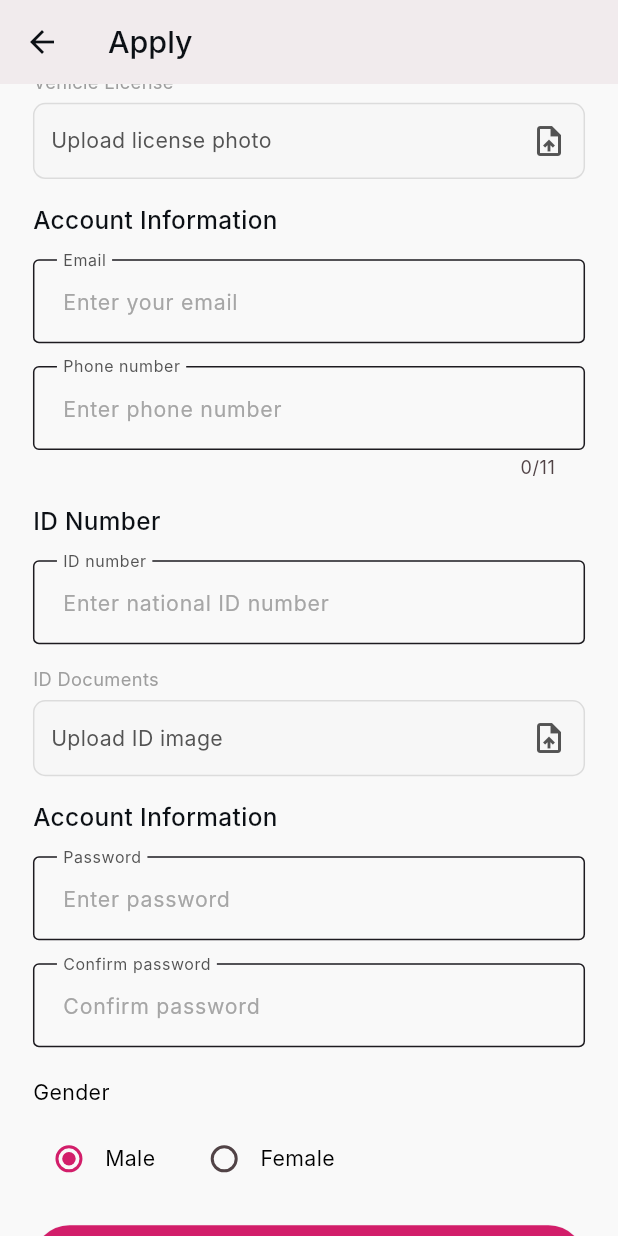
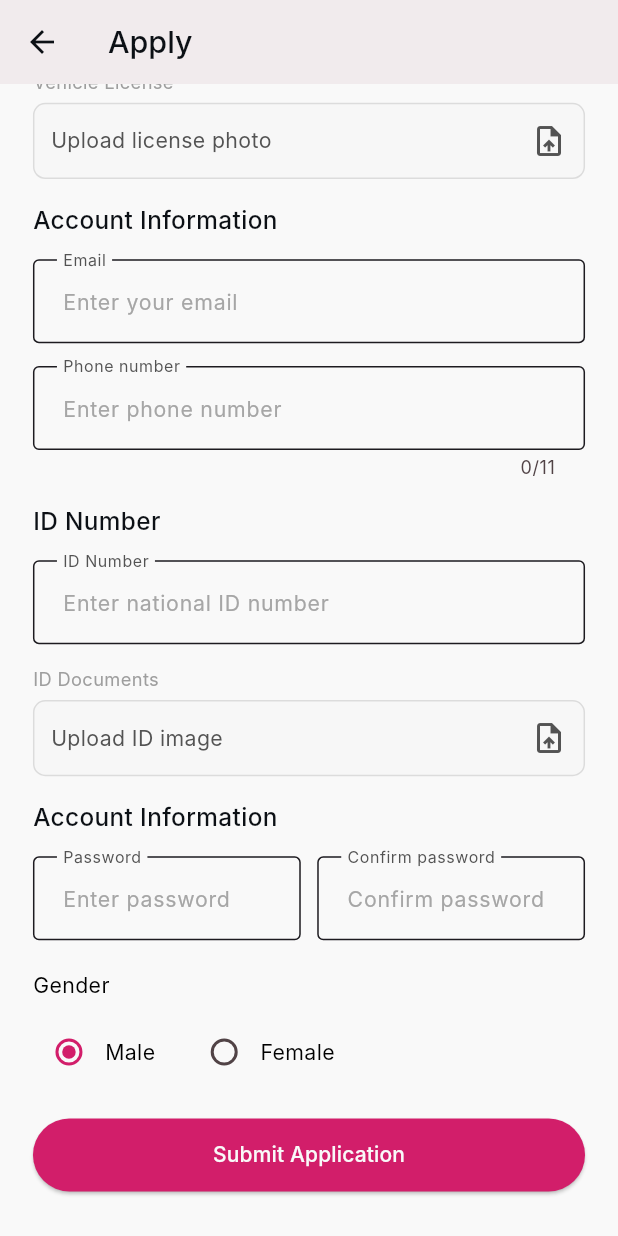
Before and after one commit to team-4-elevate/flowery_rider, a Flutter app: the ApplyPage screen opened by its route, scrolled down 550 dp, on a phone screen of 412 x 824 dp. Run offline on Flutter 3.47's test engine with Material 3 defaults, Android fonts, the phone set to English and light mode, and no system bars; our stand-ins replace bloc, dio, easy_localization, either_dart, equatable, flutter_bloc and 12 more; missing offline and left inert: otp_resend_timer; accounts and stored records are empty; generated files the repository leaves out were written again; Roboto replaces fonts that are missing (Inter).

Commit message:
done_apply_localization

```diff
--- a/lib/features/auth/presentation/apply/pages/apply_page.dart
+++ b/lib/features/auth/presentation/apply/pages/apply_page.dart
@@ -227,7 +227,7 @@ class _ApplyPageState extends State<ApplyPage> {
                   // ------------------------------------- Header
                   SizedBox(height: 10.h),
                   Text(
-                    'Welcome!!',
+                    LocaleKeys.auth_apply_welcome.tr(),
                     style: getMediumStyle(
                       fontSize: 20.sp,
                       color: Colors.black,
@@ -235,7 +235,7 @@ class _ApplyPageState extends State<ApplyPage> {
                   ),
                   SizedBox(height: 5.h),
                   Text(
-                    'You want to be a delivery man?\nJoin our team',
+                    LocaleKeys.auth_apply_join_team.tr(),
                     style: getRegularStyle(
                       fontSize: 14.sp,
                       color: Colors.grey,
@@ -283,8 +283,8 @@ class _ApplyPageState extends State<ApplyPage> {
 // ----------------------------------------------------------- country dropdown
   Widget _buildCountryDropdown() {
     return SearchableDropdownField<Country>(
-      label: 'Country',
-      hint: 'Search country',
+      label: LocaleKeys.auth_apply_country.tr(),
+      hint: LocaleKeys.auth_apply_search_country.tr(),
       value: _selectedCountry,
       items: _countries,
       displayStringForOption: (Country country) => country.name,
@@ -317,14 +317,23 @@ class _ApplyPageState extends State<ApplyPage> {
 
 //----------------------------------------------------------- first and last name
   Widget _buildPersonalInfoSection() {
-    return FormSection(
-      title: LocaleKeys.auth_apply_account_information.tr(),
+    return Column(
+      crossAxisAlignment: CrossAxisAlignment.start,
       children: [
+        Text(
+          LocaleKeys.auth_apply_account_information.tr(),
+          style: getMediumStyle(
+            fontSize: 16.sp,
+            color: AppColors.black,
+          ),
+        ),
+        SizedBox(height: 15.h),
+
         ///first name
         TextFormField(
           decoration: InputDecoration(
-            hintText: 'Enter first legal name',
-            labelText: 'first legal name',
+            hintText: LocaleKeys.auth_apply_first_name_hint.tr(),
+            labelText: LocaleKeys.auth_apply_first_name.tr(),
             floatingLabelBehavior: FloatingLabelBehavior.always,
           ),
           autovalidateMode: AutovalidateMode.onUserInteraction,
@@ -332,12 +341,13 @@ class _ApplyPageState extends State<ApplyPage> {
           validator: Validator.firstNameValidation,
           keyboardType: TextInputType.name,
         ),
+        SizedBox(height: 15.h),
 
         ///second name
         TextFormField(
           decoration: InputDecoration(
-            hintText: 'Enter Second legal name',
-            labelText: 'Second legal name',
+            hintText: LocaleKeys.auth_apply_last_name_hint.tr(),
+            labelText: LocaleKeys.auth_apply_last_name.tr(),
             floatingLabelBehavior: FloatingLabelBehavior.always,
           ),
           autovalidateMode: AutovalidateMode.onUserInteraction,
@@ -351,9 +361,18 @@ class _ApplyPageState extends State<ApplyPage> {
 
 //----------------------------------------------------------- vehicle info
   Widget _buildVehicleInfoSection() {
-    return FormSection(
-      title: LocaleKeys.auth_apply_vehicle_information.tr(),
+    return Column(
+      crossAxisAlignment: CrossAxisAlignment.start,
       children: [
+        Text(
+          LocaleKeys.auth_apply_vehicle_information.tr(),
+          style: getMediumStyle(
+            fontSize: 16.sp,
+            color: AppColors.black,
+          ),
+        ),
+        SizedBox(height: 15.h),
+
         VehicleTypeDropdown(
           selectedValue: _selectedVehicleType,
           onChanged: (String? newValue) {
@@ -368,10 +387,12 @@ class _ApplyPageState extends State<ApplyPage> {
               .toList(),
           hintText: LocaleKeys.auth_apply_select_vehicle_type.tr(),
         ),
+        SizedBox(height: 15.h),
+
         TextFormField(
           decoration: InputDecoration(
-            hintText: 'Enter vehicle number',
-            labelText: 'Vehicle number',
+            hintText: LocaleKeys.auth_apply_vehicle_number_hint.tr(),
+            labelText: LocaleKeys.auth_apply_vehicle_number.tr(),
             floatingLabelBehavior: FloatingLabelBehavior.always,
           ),
           autovalidateMode: AutovalidateMode.onUserInteraction,
@@ -379,9 +400,11 @@ class _ApplyPageState extends State<ApplyPage> {
           validator: Validator.validateVehicleNumber,
           keyboardType: TextInputType.text,
         ),
+        SizedBox(height: 15.h),
+
         UploadField(
-          label: 'Vehicle License',
-          hintText: 'Upload license photo',
+          label: LocaleKeys.auth_apply_vehicle_license.tr(),
+          hintText: LocaleKeys.auth_apply_vehicle_license_hint.tr(),
           file: _licensePhoto,
           files: _licensePhotos,
           onTap: () => _pickImage(true),
@@ -394,13 +417,22 @@ class _ApplyPageState extends State<ApplyPage> {
 
 //----------------------------------------------------------- email and phone
   Widget _buildEmailAndPhoneSection() {
-    return FormSection(
-      title: LocaleKeys.auth_apply_account_information.tr(),
+    return Column(
+      crossAxisAlignment: CrossAxisAlignment.start,
       children: [
+        Text(
+          LocaleKeys.auth_apply_account_information.tr(),
+          style: getMediumStyle(
+            fontSize: 16.sp,
+            color: AppColors.black,
+          ),
+        ),
+        SizedBox(height: 15.h),
+
         TextFormField(
           decoration: InputDecoration(
-            hintText: 'Enter your email',
-            labelText: 'Email',
+            hintText: LocaleKeys.auth_apply_email_hint.tr(),
+            labelText: LocaleKeys.auth_apply_email.tr(),
             floatingLabelBehavior: FloatingLabelBehavior.always,
           ),
           autovalidateMode: AutovalidateMode.onUserInteraction,
@@ -408,10 +440,12 @@ class _ApplyPageState extends State<ApplyPage> {
           validator: Validator.emailValidate,
           keyboardType: TextInputType.emailAddress,
         ),
+        SizedBox(height: 15.h),
+
         TextFormField(
           decoration: InputDecoration(
-            hintText: 'Enter phone number',
-            labelText: 'Phone number',
+            hintText: LocaleKeys.auth_apply_phone_number_hint.tr(),
+            labelText: LocaleKeys.auth_apply_phone_number.tr(),
             floatingLabelBehavior: FloatingLabelBehavior.always,
           ),
           autovalidateMode: AutovalidateMode.onUserInteraction,
@@ -429,13 +463,22 @@ class _ApplyPageState extends State<ApplyPage> {
 
 //----------------------------------------------------------- ID info
   Widget _buildIdInfoSection() {
-    return FormSection(
-      title: LocaleKeys.auth_apply_id_number.tr(),
+    return Column(
+      crossAxisAlignment: CrossAxisAlignment.start,
       children: [
+        Text(
+          LocaleKeys.auth_apply_id_number.tr(),
+          style: getMediumStyle(
+            fontSize: 16.sp,
+            color: AppColors.black,
+          ),
+        ),
+        SizedBox(height: 15.h),
+
         TextFormField(
           decoration: InputDecoration(
-            hintText: 'Enter national ID number',
-            labelText: 'ID number',
+            hintText: LocaleKeys.auth_apply_id_hint.tr(),
+            labelText: LocaleKeys.auth_apply_id_number.tr(),
             floatingLabelBehavior: FloatingLabelBehavior.always,
           ),
           autovalidateMode: AutovalidateMode.onUserInteraction,
@@ -443,9 +486,11 @@ class _ApplyPageState extends State<ApplyPage> {
           validator: Validator.validateRequired,
           keyboardType: TextInputType.number,
         ),
+        SizedBox(height: 15.h),
+
         UploadField(
-          label: 'ID Documents',
-          hintText: 'Upload ID image',
+          label: LocaleKeys.auth_apply_id_docs.tr(),
+          hintText: LocaleKeys.auth_apply_id_image_hint.tr(),
           file: _idPhoto,
           files: _idPhotos,
           onTap: () => _pickImage(false),
@@ -458,14 +503,26 @@ class _ApplyPageState extends State<ApplyPage> {
 
 //----------------------------------------------------------- password and confirm password
   Widget _buildAccountInfoSection() {
-    return FormSection(
-      title: LocaleKeys.auth_apply_account_information.tr(),
+    return Column(
+      crossAxisAlignment: CrossAxisAlignment.start,
       children: [
-        ///password
-        TextFormField(
+        Text(
+          LocaleKeys.auth_apply_account_information.tr(),
+          style: getMediumStyle(
+            fontSize: 16.sp,
+            color: AppColors.black,
+          ),
+        ),
+        SizedBox(height: 15.h),
+
+        /// Password fields in a row
+        Row(
+          children: [
+            Expanded(
+              child: TextFormField(
                 decoration: InputDecoration(
-            hintText: 'Enter password',
-            labelText: 'Password',
+                  hintText: LocaleKeys.auth_apply_password_hint.tr(),
+                  labelText: LocaleKeys.auth_apply_password.tr(),
                   floatingLabelBehavior: FloatingLabelBehavior.always,
                 ),
                 autovalidateMode: AutovalidateMode.onUserInteraction,
@@ -474,27 +531,23 @@ class _ApplyPageState extends State<ApplyPage> {
                 obscureText: true,
                 keyboardType: TextInputType.visiblePassword,
               ),
-
-        ///confirm password
-        TextFormField(
+            ),
+            SizedBox(width: 10.w),
+            Expanded(
+              child: TextFormField(
                 decoration: InputDecoration(
-            hintText: 'Confirm password',
-            labelText: 'Confirm password',
+                  hintText: LocaleKeys.auth_apply_confirm_password_hint.tr(),
+                  labelText: LocaleKeys.auth_apply_confirm_password.tr(),
                   floatingLabelBehavior: FloatingLabelBehavior.always,
                 ),
                 autovalidateMode: AutovalidateMode.onUserInteraction,
                 controller: _confirmPasswordController,
-          validator: (value) {
-            if (value == null || value.isEmpty) {
-              return LocaleKeys.validation_required.tr();
-            }
-            if (value != _passwordController.text) {
-              return LocaleKeys.validation_passwordMatch.tr();
-            }
-            return null;
-          },
+                validator: (value) => Validator.confirmPasswordValidation(value, _passwordController.text),
                 obscureText: true,
                 keyboardType: TextInputType.visiblePassword,
+              ),
+            ),
+          ],
         ),
       ],
     );
--- a/lib/features/auth/presentation/apply/widgets/form_section.dart
+++ b/lib/features/auth/presentation/apply/widgets/form_section.dart
@@ -1,4 +1,5 @@
-// features/auth/presentation/widgets/apply_widgets/form_section.dart
+// features/auth/presentation/apply/widgets/form_section.dart
+/* // features/auth/presentation/widgets/apply_widgets/form_section.dart
 import 'package:flowery_rider/core/theme/app_colors.dart';
 import 'package:flutter/material.dart';
 import 'package:flutter_screenutil/flutter_screenutil.dart';
@@ -37,3 +38,4 @@ class FormSection extends StatelessWidget {
     );
   }
 }
+ */
--- a/lib/features/auth/presentation/apply/widgets/gender_selection.dart
+++ b/lib/features/auth/presentation/apply/widgets/gender_selection.dart
@@ -1,8 +1,10 @@
-// features/auth/presentation/widgets/apply_widgets/gender_selection.dart
+// features/auth/presentation/apply/widgets/gender_selection.dart
 import 'package:flutter/material.dart';
 import 'package:flutter_screenutil/flutter_screenutil.dart';
 import 'package:flowery_rider/core/theme/app_colors.dart';
 import 'package:flowery_rider/core/theme/app_styles.dart';
+import 'package:easy_localization/easy_localization.dart';
+import 'package:flowery_rider/generated/locale_keys.g.dart';
 
 class GenderSelection extends StatelessWidget {
   final String selectedGender;
@@ -15,7 +17,7 @@ class GenderSelection extends StatelessWidget {
     required this.selectedGender,
     required this.onChanged,
     this.options = const ['male', 'female'],
-    this.label = 'Gender',
+    this.label = '',
   });
 
   @override
@@ -24,7 +26,7 @@ class GenderSelection extends StatelessWidget {
       crossAxisAlignment: CrossAxisAlignment.start,
       children: [
         Text(
-          label,
+          label.isNotEmpty ? label : LocaleKeys.auth_apply_gender.tr(),
           style: getRegularStyle(
             fontSize: 14.sp,
             color: Colors.black,
@@ -33,6 +35,16 @@ class GenderSelection extends StatelessWidget {
         SizedBox(height: 10.h),
         Row(
           children: options.map((option) {
+            // Get localized text for gender option
+            String optionText = '';
+            if (option == 'male') {
+              optionText = LocaleKeys.auth_apply_male.tr();
+            } else if (option == 'female') {
+              optionText = LocaleKeys.auth_apply_female.tr();
+            } else {
+              optionText = option.capitalize();
+            }
+
             return Padding(
               padding: EdgeInsets.only(right: 20.w),
               child: Row(
@@ -48,7 +60,7 @@ class GenderSelection extends StatelessWidget {
                     },
                   ),
                   Text(
-                    option.capitalize(),
+                    optionText,
                     style: getRegularStyle(
                       fontSize: 14.sp,
                       color: Colors.black,
--- a/lib/features/auth/presentation/apply/widgets/vehicle_type_dropdown.dart
+++ b/lib/features/auth/presentation/apply/widgets/vehicle_type_dropdown.dart
@@ -30,13 +30,13 @@ class VehicleTypeDropdown extends StatelessWidget {
       displayStringForOption: (value) {
         return options.firstWhere(
           (option) => option.value == value,
-          orElse: () => VehicleTypeOption('', 'Not Found'),
+          orElse: () => VehicleTypeOption('', LocaleKeys.auth_apply_not_found.tr()),
         ).label;
       },
       itemBuilder: (value) {
         final option = options.firstWhere(
           (option) => option.value == value,
-          orElse: () => VehicleTypeOption('', 'Not Found'),
+          orElse: () => VehicleTypeOption('', LocaleKeys.auth_apply_not_found.tr()),
         );
 
         return Text(
```
Also changed, not shown: assets/translations/ar.json (+30 -32 lines), assets/translations/en.json (+31 -32 lines), lib/core/utils/validator.dart (+1 -7 lines), lib/features/auth/presentation/apply/widgets/searchable_dropdown.dart (+6 -4 lines), lib/features/auth/data/repositories/auth_repo_impl.dart (line endings or trailing spaces). Lines whose indentation alone changed are shown as unchanged.
